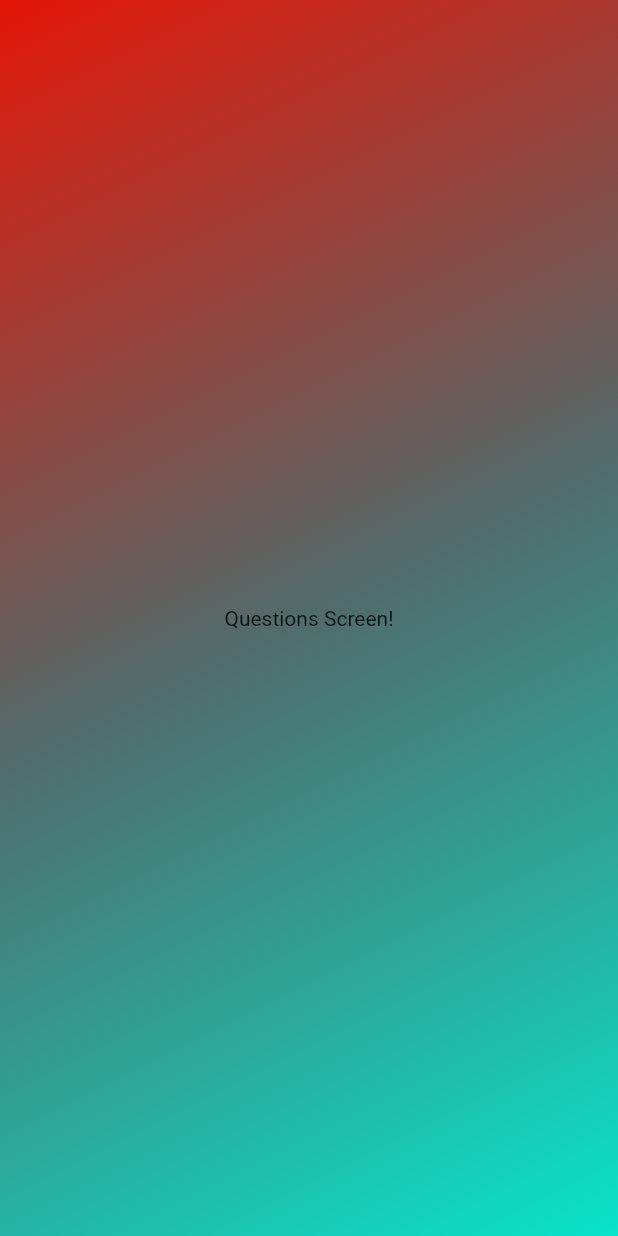
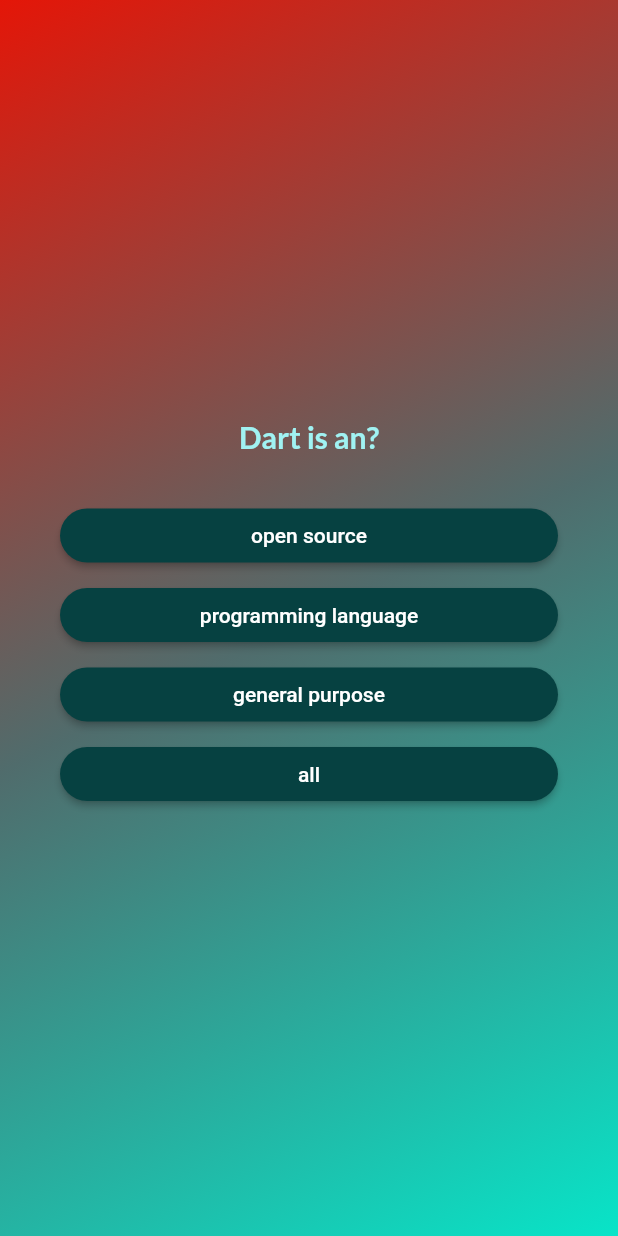
Before and after one commit to manques/flutter_quiz_app, a Flutter app: the screen it shows after launch, after a tap on "Start Quiz", on a phone screen of 412 x 824 dp. Run offline on Flutter 3.47's test engine with Material 2 defaults, Android fonts, the phone set to English and light mode, and no system bars; our stand-ins replace google_fonts.

Commit message:
summary and result screen more

```diff
--- /dev/null
+++ b/lib/answer_button.dart
@@ -0,0 +1,39 @@
+import 'package:flutter/material.dart';
+
+class AnswerButton extends StatelessWidget {
+  const AnswerButton({
+    super.key,
+    required this.onTap,
+    required this.answerText,
+  });
+
+  final void Function() onTap;
+  final String answerText;
+
+  @override
+  Widget build(context) {
+    return Container(
+      margin: const EdgeInsets.only(
+        bottom: 5,
+      ),
+      child: ElevatedButton(
+        onPressed: onTap,
+        style: ElevatedButton.styleFrom(
+          padding: const EdgeInsets.symmetric(
+            horizontal: 50,
+            vertical: 10,
+          ),
+          backgroundColor: const Color.fromARGB(255, 6, 65, 65),
+          foregroundColor: Colors.white,
+          shape: RoundedRectangleBorder(
+            borderRadius: BorderRadius.circular(40),
+          ),
+        ),
+        child: Text(
+          answerText,
+          textAlign: TextAlign.center,
+        ),
+      ),
+    );
+  }
+}
--- /dev/null
+++ b/lib/data/questions.dart
@@ -0,0 +1,49 @@
+import 'package:flutter_quiz_app/models/quiz_question.dart';
+
+const questions = [
+  QuizQuestion(
+    'Dart is an?',
+    [
+      'all',
+      'open source',
+      'general purpose',
+      'programming language',
+    ],
+  ),
+  QuizQuestion(
+    'Dart is originally developed by?',
+    [
+      'google',
+      'microsoft',
+      'IBM',
+      'facebook',
+    ],
+  ),
+  QuizQuestion(
+    'Which of the following is not a feature of Dart programming language?',
+    [
+      'Multithreading',
+      'Asynchronous programming support',
+      'Functional programming support',
+      'Garbage collection',
+    ],
+  ),
+  QuizQuestion(
+    'What is the purpose of the “final” keyword in Dart?',
+    [
+      'To define a variable that cannot be changed after its initial assignment',
+      'To define a constant variable',
+      'To define a variable that can only be accessed within its scope',
+      'To define a variable that can be accessed from any scope',
+    ],
+  ),
+  QuizQuestion(
+    'Dart program run in _____ modes?',
+    [
+      '2',
+      '3',
+      '4',
+      '5',
+    ],
+  ),
+];
--- /dev/null
+++ b/lib/models/quiz_question.dart
@@ -0,0 +1,12 @@
+class QuizQuestion {
+  const QuizQuestion(this.text, this.answers);
+
+  final String text;
+  final List<String> answers;
+
+  List<String> getSuffledList() {
+    List<String> shuffledList = List.of(answers);
+    shuffledList.shuffle();
+    return shuffledList;
+  }
+}
--- a/lib/questions_screen.dart
+++ b/lib/questions_screen.dart
@@ -1,7 +1,13 @@
 import 'package:flutter/material.dart';
+import 'package:google_fonts/google_fonts.dart';
+
+import 'package:flutter_quiz_app/answer_button.dart';
+import 'package:flutter_quiz_app/data/questions.dart';
 
 class QuestionsScreen extends StatefulWidget {
-  const QuestionsScreen({super.key});
+  const QuestionsScreen({super.key, required this.onSelectedAnswer});
+
+  final void Function(String selectedAnswer) onSelectedAnswer;
 
   @override
   State<QuestionsScreen> createState() {
@@ -10,10 +16,54 @@ class QuestionsScreen extends StatefulWidget {
 }
 
 class _QuestionsScreen extends State<QuestionsScreen> {
+  var currentQuestionIndex = 0;
+  void submitAnswer(String chooseAnswer) {
+    widget.onSelectedAnswer(chooseAnswer);
+
+    setState(() {
+      if (currentQuestionIndex < questions.length - 1) {
+        currentQuestionIndex++;
+      }
+    });
+  }
+
   @override
   Widget build(context) {
-    return const Center(
-      child: Text('Questions Screen!'),
+    var currentQuestion = questions[currentQuestionIndex];
+
+    return SizedBox(
+      width: double.infinity,
+      child: Container(
+        margin: const EdgeInsets.all(40),
+        child: Column(
+          mainAxisAlignment: MainAxisAlignment.center,
+          crossAxisAlignment: CrossAxisAlignment.stretch,
+          children: [
+            Text(
+              currentQuestion.text,
+              style: GoogleFonts.lato(
+                color: const Color.fromARGB(255, 160, 242, 242),
+                fontSize: 20,
+                fontWeight: FontWeight.bold,
+              ),
+              textAlign: TextAlign.center,
+            ),
+            const SizedBox(
+              height: 30,
+            ),
+            ...currentQuestion.getSuffledList().map(
+              (answer) {
+                return AnswerButton(
+                  onTap: () {
+                    submitAnswer(answer);
+                  },
+                  answerText: answer,
+                );
+              },
+            ),
+          ],
+        ),
+      ),
     );
   }
 }
--- a/lib/quiz.dart
+++ b/lib/quiz.dart
@@ -2,6 +2,8 @@ import 'package:flutter/material.dart';
 import 'package:flutter_quiz_app/questions_screen.dart';
 
 import 'package:flutter_quiz_app/start_screen.dart';
+import 'package:flutter_quiz_app/data/questions.dart';
+import 'package:flutter_quiz_app/results_screen.dart';
 
 const List<Color> colors = [
   Color.fromARGB(255, 228, 22, 8),
@@ -22,6 +24,7 @@ class Quiz extends StatefulWidget {
 }
 
 class _QuizState extends State<Quiz> {
+  List<String> selectedAnswers = [];
   var activeScreen = 'start-screen';
 
   switchScreen() {
@@ -30,8 +33,38 @@ class _QuizState extends State<Quiz> {
     });
   }
 
+  void chooseAnswer(String answer) {
+    selectedAnswers.add(answer);
+    if (selectedAnswers.length == questions.length) {
+      setState(() {
+        activeScreen = 'results-screen';
+      });
+    }
+  }
+
+  void onRestart() {
+    setState(() {
+      activeScreen = 'start-screen';
+      selectedAnswers = [];
+    });
+  }
+
   @override
   Widget build(context) {
+    Widget currentWidget = StartScreen(switchScreen);
+    if (activeScreen == 'questions-screen') {
+      currentWidget = QuestionsScreen(
+        onSelectedAnswer: chooseAnswer,
+      );
+    }
+
+    if (activeScreen == 'results-screen') {
+      currentWidget = ResultsScreen(
+        chosenAnswers: selectedAnswers,
+        onRestart: onRestart,
+      );
+    }
+
     return MaterialApp(
       home: Scaffold(
         body: Container(
@@ -42,9 +75,7 @@ class _QuizState extends State<Quiz> {
               end: endAlignment,
             ),
           ),
-          child: activeScreen == 'start-screen'
-              ? StartScreen(switchScreen)
-              : const QuestionsScreen(),
+          child: currentWidget,
         ),
       ),
     );
--- a/pubspec.yaml
+++ b/pubspec.yaml
@@ -34,6 +34,7 @@ dependencies:
   # The following adds the Cupertino Icons font to your application.
   # Use with the CupertinoIcons class for iOS style icons.
   cupertino_icons: ^1.0.2
+  google_fonts: ^5.0.0
 
 dev_dependencies:
   flutter_test:
```
Also changed, not shown: lib/questions_summary.dart (added, +91 -0 lines), lib/results_screen.dart (added, +86 -0 lines), pubspec.lock, 7 other files.
